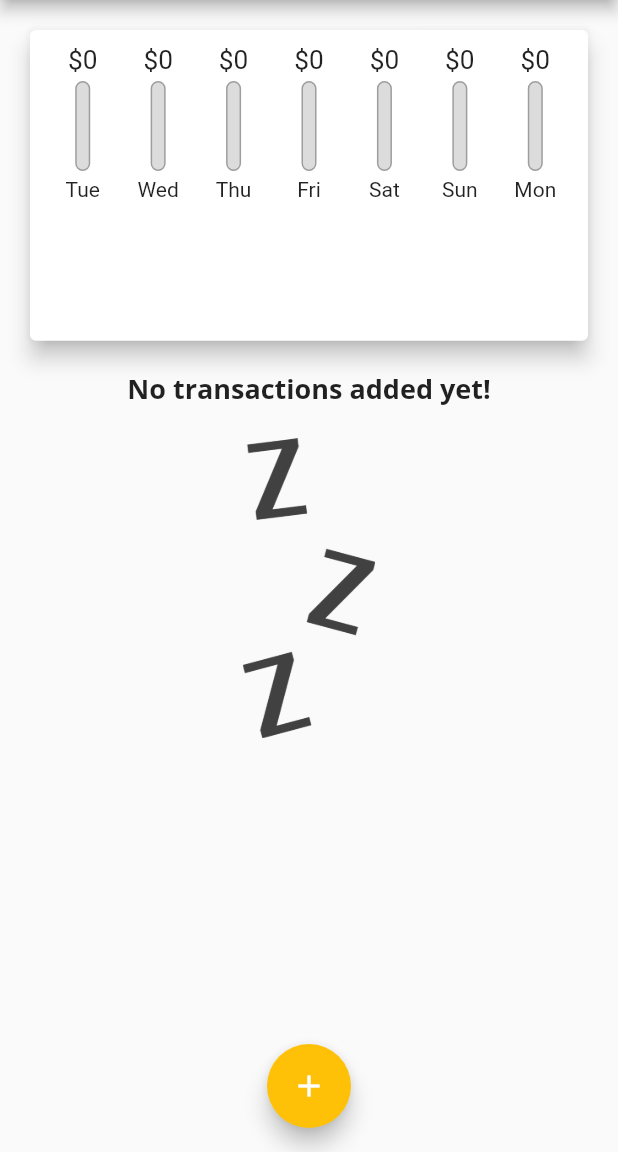
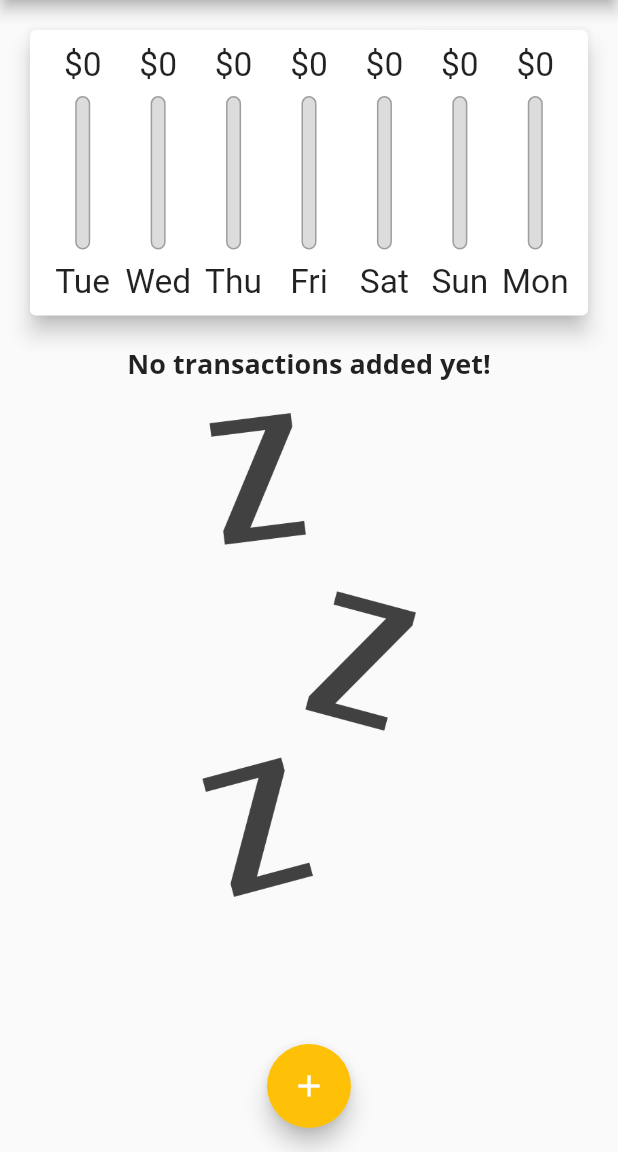
Before and after one commit to aptx113/personal_expenses_app, a Flutter app: the screen it shows after launch, on a phone screen of 412 x 824 dp, the part 84-1236 px from its top. Run offline on Flutter 3.47's test engine with Material 2 defaults, Android fonts, the phone set to English and light mode, and no system bars.

```diff
--- a/lib/main.dart
+++ b/lib/main.dart
@@ -1,10 +1,15 @@
 import 'package:flutter/material.dart';
+import 'package:flutter/services.dart';
 import './widgets/new_transaction.dart';
 import './widgets/transaction_list.dart';
 import './models/transaction.dart';
 import './widgets/chart.dart';
 
-void main() => runApp(MyApp());
+void main() {
+  SystemChrome.setPreferredOrientations(
+      [DeviceOrientation.portraitUp, DeviceOrientation.portraitUp]);
+  runApp(MyApp());
+}
 
 class MyApp extends StatelessWidget {
   const MyApp({Key? key}) : super(key: key);
@@ -52,6 +57,8 @@ class _MyHomePageState extends State<MyHomePage> {
             behavior: HitTestBehavior.opaque));
   }
 
+  bool _showChart = false;
+
   List<Transaction> get _recentTransaction => _userTransactions
       .where(
           (tx) => tx.date.isAfter(DateTime.now().subtract(Duration(days: 7))))
@@ -77,8 +84,9 @@ class _MyHomePageState extends State<MyHomePage> {
 
   @override
   Widget build(BuildContext context) {
-    return Scaffold(
-      appBar: AppBar(
+    final isLandscape =
+        MediaQuery.of(context).orientation == Orientation.landscape;
+    final appBar = AppBar(
         title: Text(
           'Personal Expenses',
         ),
@@ -86,13 +94,51 @@ class _MyHomePageState extends State<MyHomePage> {
           IconButton(
               onPressed: () => startAddNewtransaction(context),
               icon: Icon(Icons.add))
-          ]),
+        ]);
+    final txListWidget = Container(
+        height: (MediaQuery.of(context).size.height -
+                appBar.preferredSize.height -
+                MediaQuery.of(context).padding.top) *
+            0.7,
+        child: TransactionList(_userTransactions, _deleteTransaction));
+    return Scaffold(
+      appBar: appBar,
       body: SingleChildScrollView(
         child: Column(
           crossAxisAlignment: CrossAxisAlignment.stretch,
           children: <Widget>[
-            Chart(_recentTransaction),
-            TransactionList(_userTransactions,_deleteTransaction)
+            if (isLandscape)
+              Row(
+                mainAxisAlignment: MainAxisAlignment.center,
+                children: [
+                  Text('Show Chart'),
+                  Switch(
+                    value: _showChart,
+                    onChanged: (value) {
+                      setState(() {
+                        _showChart = value;
+                      });
+                    },
+                  )
+                ],
+              ),
+            if (!isLandscape)
+              Container(
+                  height: (MediaQuery.of(context).size.height -
+                          appBar.preferredSize.height -
+                          MediaQuery.of(context).padding.top) *
+                      0.3,
+                  child: Chart(_recentTransaction)),
+            if (!isLandscape) txListWidget,
+            if (isLandscape)
+              _showChart
+                  ? Container(
+                      height: (MediaQuery.of(context).size.height -
+                              appBar.preferredSize.height -
+                              MediaQuery.of(context).padding.top) *
+                          0.7,
+                      child: Chart(_recentTransaction))
+                  : txListWidget
           ],
         ),
       ),
--- a/lib/widgets/chart.dart
+++ b/lib/widgets/chart.dart
@@ -34,9 +34,7 @@ class Chart extends StatelessWidget {
 
   @override
   Widget build(BuildContext context) {
-    return Container(
-      height: MediaQuery.of(context).size.height * 0.3,
-      child: Card(
+    return Card(
       elevation: 6,
       margin: EdgeInsets.all(20),
       child: Padding(
@@ -56,7 +54,6 @@ class Chart extends StatelessWidget {
               .toList(),
         ),
       ),
-      ),
     );
   }
 }
--- a/lib/widgets/chart_bar.dart
+++ b/lib/widgets/chart_bar.dart
@@ -14,16 +14,17 @@ class ChartBar extends StatelessWidget {
 
   @override
   Widget build(BuildContext context) {
-    return Column(children: [
+    return LayoutBuilder(
+      builder: (context, constraints) => Column(children: [
         Container(
-          height: 20,
-          child:
-              FittedBox(child: Text('\$${spendingAmount.toStringAsFixed(0)}'))),
+            height: constraints.maxHeight * 0.15,
+            child: FittedBox(
+                child: Text('\$${spendingAmount.toStringAsFixed(0)}'))),
         SizedBox(
-        height: 4,
+          height: constraints.maxHeight * 0.05,
         ),
         Container(
-        height: 60,
+          height: constraints.maxHeight * 0.6,
           width: 10,
           child: Stack(
             children: <Widget>[
@@ -43,9 +44,12 @@ class ChartBar extends StatelessWidget {
           ),
         ),
         SizedBox(
-        height: 4,
+          height: constraints.maxHeight * 0.05,
         ),
-      Text(label)
-    ]);
+        Container(
+            height: constraints.maxHeight * 0.15,
+            child: FittedBox(child: Text(label)))
+      ]),
+    );
   }
 }
--- a/lib/widgets/transaction_list.dart
+++ b/lib/widgets/transaction_list.dart
@@ -14,10 +14,9 @@ class TransactionList extends StatelessWidget {
 
   @override
   Widget build(BuildContext context) {
-    return SizedBox(
-      height: MediaQuery.of(context).size.height * 0.6,
-      child: transactions.isEmpty
-          ? Column(
+    return transactions.isEmpty
+        ? LayoutBuilder(
+            builder: (context, constraints) => Column(
               children: [
                 Text(
                   'No transactions added yet!',
@@ -27,12 +26,13 @@ class TransactionList extends StatelessWidget {
                   height: 20,
                 ),
                 SizedBox(
-                    height: 200,
+                    height: constraints.maxHeight * 0.6,
                     child: Image.asset(
                       'assets/images/waiting.png',
                       fit: BoxFit.cover,
                     ))
               ],
+            ),
           )
         : ListView.builder(
             itemBuilder: (context, index) {
@@ -52,8 +52,8 @@ class TransactionList extends StatelessWidget {
                         transactions[index].title,
                         style: Theme.of(context).textTheme.headline6,
                       ),
-                        subtitle: Text(DateFormat.yMMMd()
-                            .format(transactions[index].date)),
+                      subtitle: Text(
+                          DateFormat.yMMMd().format(transactions[index].date)),
                       trailing: IconButton(
                         icon: Icon(Icons.delete),
                         color: Theme.of(context).errorColor,
@@ -61,7 +61,6 @@ class TransactionList extends StatelessWidget {
                       )));
             },
             itemCount: transactions.length,
-            ),
           );
   }
 }
```
Also changed, not shown: pubspec.yaml (line endings or trailing spaces). Lines whose indentation alone changed are shown as unchanged.
